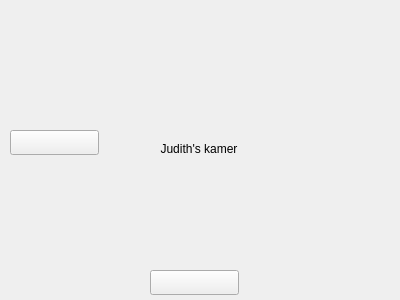
First picture: the form in kamer_judith.ui, repository djog/djog_nanos_2018, before the edit.
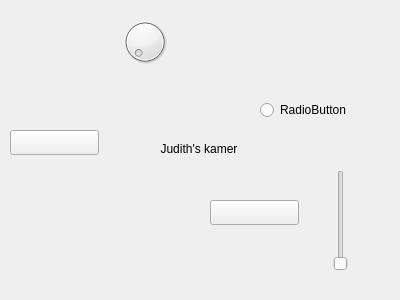
Second picture: the form after the edit.

Commit message: plaatje kyrill

The edit to the form file:
```diff
--- a/kamer_judith.ui
+++ b/kamer_judith.ui
@@ -45,8 +45,8 @@
   <widget class="QPushButton" name="knop_z">
    <property name="geometry">
     <rect>
-     <x>150</x>
-     <y>270</y>
+     <x>210</x>
+     <y>200</y>
      <width>89</width>
      <height>25</height>
     </rect>
@@ -55,6 +55,42 @@
     <string/>
    </property>
   </widget>
+  <widget class="QRadioButton" name="radioButton">
+   <property name="geometry">
+    <rect>
+     <x>260</x>
+     <y>100</y>
+     <width>95</width>
+     <height>20</height>
+    </rect>
+   </property>
+   <property name="text">
+    <string>RadioButton</string>
+   </property>
+  </widget>
+  <widget class="QDial" name="dial">
+   <property name="geometry">
+    <rect>
+     <x>120</x>
+     <y>10</y>
+     <width>50</width>
+     <height>64</height>
+    </rect>
+   </property>
+  </widget>
+  <widget class="QSlider" name="verticalSlider">
+   <property name="geometry">
+    <rect>
+     <x>330</x>
+     <y>170</y>
+     <width>22</width>
+     <height>101</height>
+    </rect>
+   </property>
+   <property name="orientation">
+    <enum>Qt::Vertical</enum>
+   </property>
+  </widget>
  </widget>
  <resources/>
  <connections/>
```
The commit also changes 2 other files.
